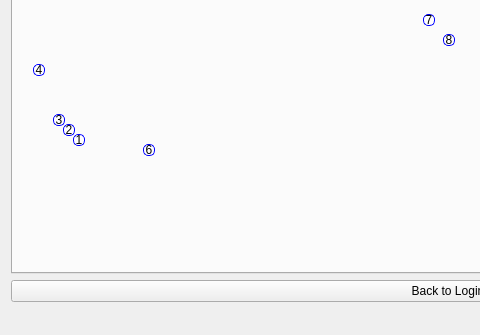
Above: Group_Project_1/mainwindow.ui from Cyrus-Riahi/CS1D-P1 before the change; both pictures show x 0 to 480 and y 140 to 475 of the 896 by 475 pixel window. Below: the same form after it.
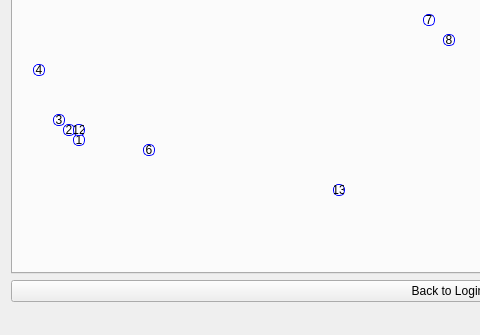
That is the form after the change. The open tabs and pages were chosen to show the change.

Patch:
```diff
--- a/Group_Project_1/mainwindow.ui
+++ b/Group_Project_1/mainwindow.ui
@@ -358,6 +358,54 @@
            <string>Key</string>
           </property>
          </widget>
+         <widget class="QPushButton" name="FullertonButton">
+          <property name="geometry">
+           <rect>
+            <x>60</x>
+            <y>210</y>
+            <width>12</width>
+            <height>12</height>
+           </rect>
+          </property>
+          <property name="styleSheet">
+           <string notr="true">background-color: white;
+ border-style: solid;
+ border-width:1px;
+ border-radius: 5px;
+ border-color: blue;
+ max-width:10px;
+ max-height:10px;
+ min-width:10px;
+ min-height:10px;</string>
+          </property>
+          <property name="text">
+           <string>12</string>
+          </property>
+         </widget>
+         <widget class="QPushButton" name="TexasButton">
+          <property name="geometry">
+           <rect>
+            <x>320</x>
+            <y>270</y>
+            <width>12</width>
+            <height>12</height>
+           </rect>
+          </property>
+          <property name="styleSheet">
+           <string notr="true">background-color: white;
+ border-style: solid;
+ border-width:1px;
+ border-radius: 5px;
+ border-color: blue;
+ max-width:10px;
+ max-height:10px;
+ min-width:10px;
+ min-height:10px;</string>
+          </property>
+          <property name="text">
+           <string>13</string>
+          </property>
+         </widget>
         </widget>
         <widget class="QWidget" name="distanceTrackerTab">
          <attribute name="title">
```
Left out of the diff: 2 changed lines with no effect on the pictures.
